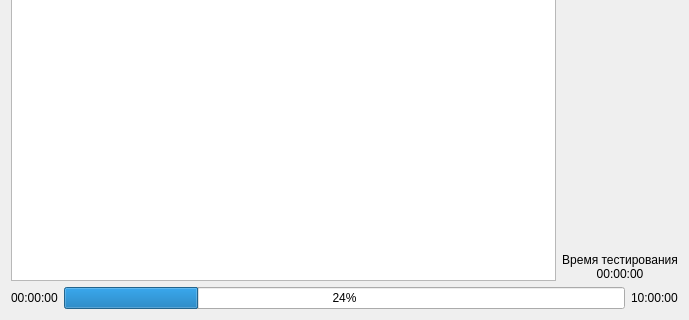
Old version of the form verificationtest.ui in the repository NikKrasavchik/PC-Tester; both pictures show x 0 to 689 and y 165 to 485 of the 689 by 485 pixel window.
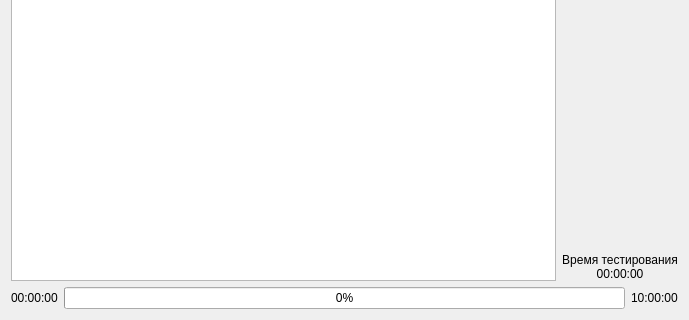
New version of the form.

Commit message: Частично написанно окно валидации

```diff
--- a/verificationtest.ui
+++ b/verificationtest.ui
@@ -74,8 +74,11 @@
      </item>
      <item>
       <widget class="QProgressBar" name="progressBar">
+       <property name="maximum">
+        <number>514</number>
+       </property>
        <property name="value">
-        <number>24</number>
+        <number>0</number>
        </property>
       </widget>
      </item>
```
Left out of the diff: 3 changed lines with no effect on the pictures. The commit also changes 6 other files.
